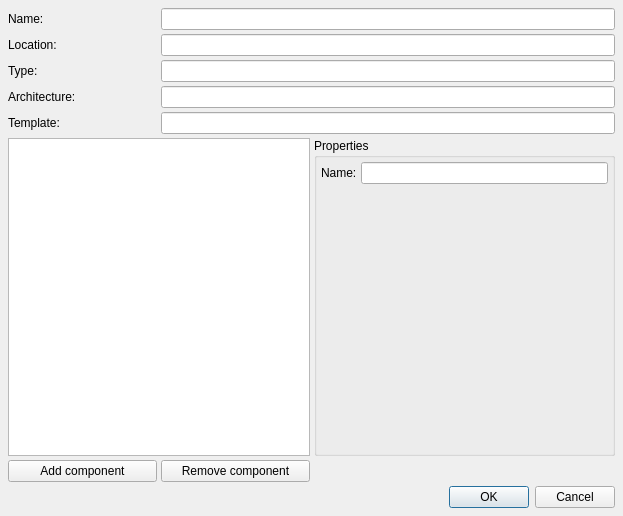
This is Src/EmuOne/emuone/ConfigureVmDialog.ui in akapustiatyahoocouk/EmuOne as Qt 5 draws it before an edit. The edited form follows.
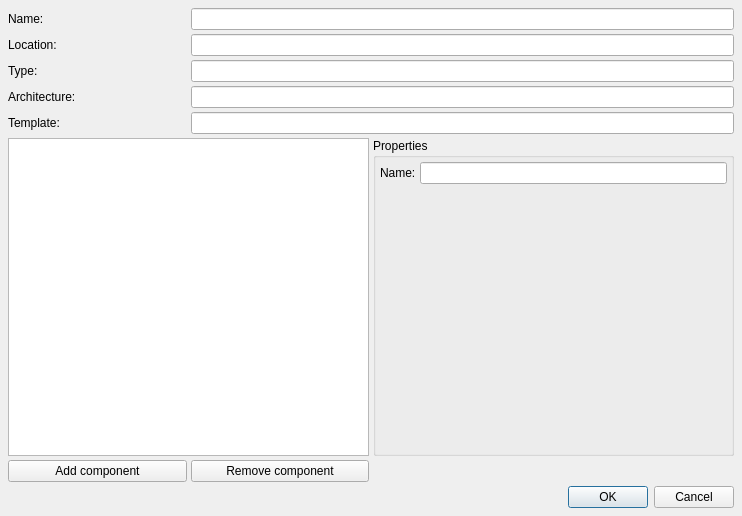
This is the edited form. Icons and pictures are not drawn.

```diff
--- a/Src/EmuOne/emuone/ConfigureVmDialog.ui
+++ b/Src/EmuOne/emuone/ConfigureVmDialog.ui
@@ -9,7 +9,7 @@
    <rect>
     <x>0</x>
     <y>0</y>
-    <width>623</width>
+    <width>742</width>
     <height>516</height>
    </rect>
   </property>
```
